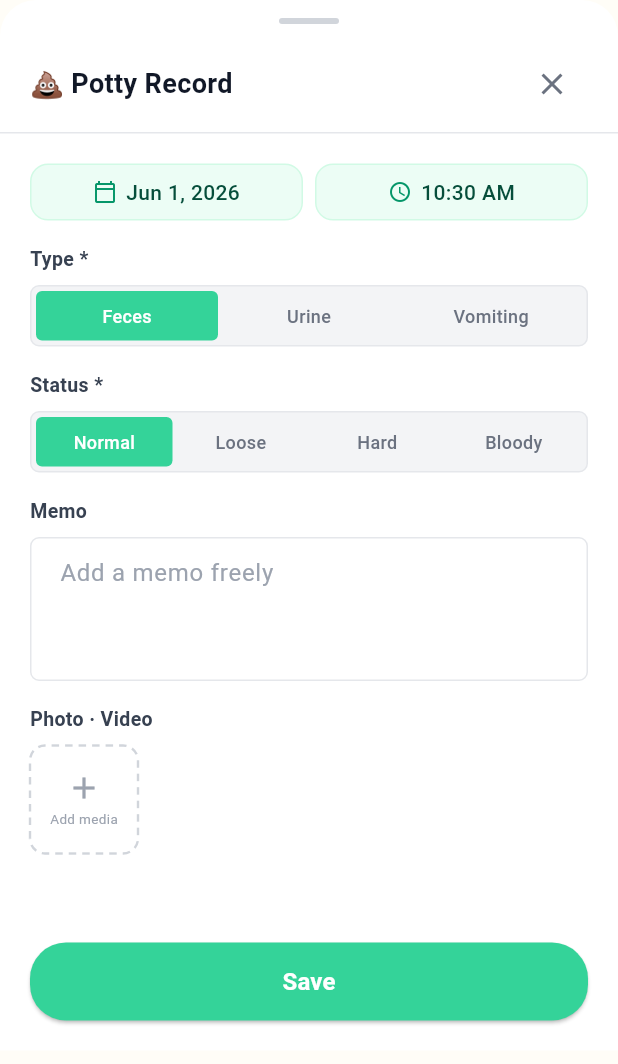
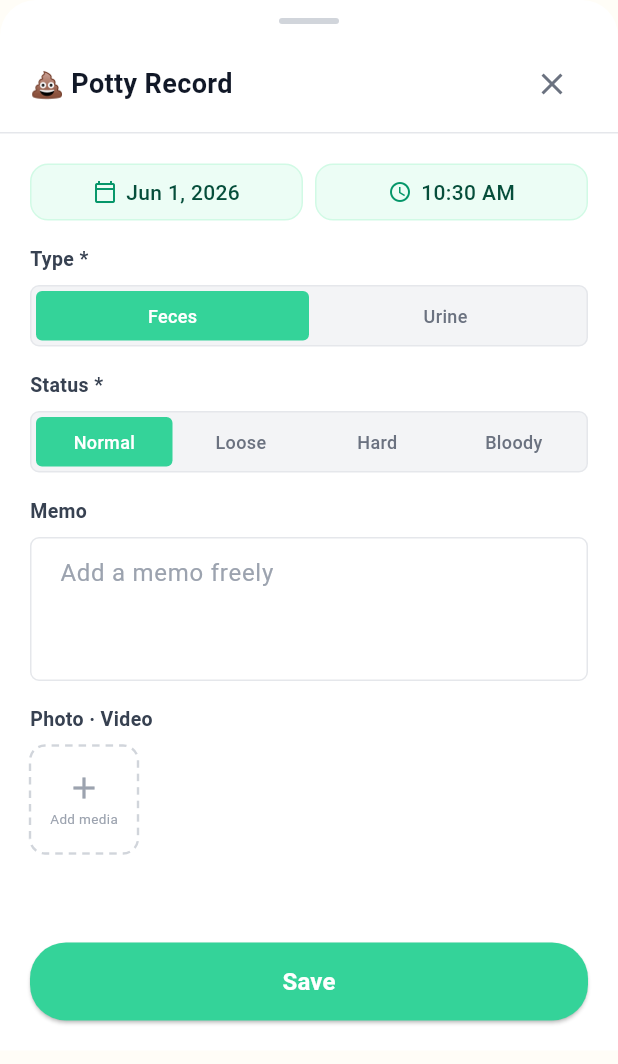
Before and after one commit to trylord0-bot/sumtan, a Flutter app: the PoopForm widget shown alone on an empty page, opened directly, on a phone screen of 412 x 824 dp. Shown: the top 1064 px of the screen. Run offline on Flutter 3.47's test engine with Material 3 defaults, Android fonts, the phone set to English and light mode, and no system bars; our stand-ins replace file_picker, flutter_image_compress, flutter_local_notifications, flutter_riverpod, flutter_secure_storage, flutter_timezone and 12 more; missing offline and left inert: encrypt, freerasp, video_compress; accounts and stored records are empty; Roboto replaces fonts that are missing (Pretendard).

Commit message:
배변 기록 에서 구토 삭제

```diff
--- a/sumtan_app/lib/features/record/presentation/forms/poop_form.dart
+++ b/sumtan_app/lib/features/record/presentation/forms/poop_form.dart
@@ -74,8 +74,8 @@ class _PoopFormState extends ConsumerState<PoopForm> {
         const SizedBox(height: AppSpacing.space4),
         FormSegmentRow(
           label: l10n.poopType,
-          options: const ['대변', '소변', '구토'],
-          optionLabels: [l10n.feces, l10n.urine, l10n.vomiting],
+          options: const ['대변', '소변'],
+          optionLabels: [l10n.feces, l10n.urine],
           selected: _type,
           onChanged: (v) => setState(() => _type = v),
         ),
```
Also changed, not shown: sumtan_app/lib/features/record/presentation/record_edit_sheet.dart (+10 -3 lines), sumtan_app/lib/features/record/presentation/record_subtitle_builder.dart (+9 -1 lines).
